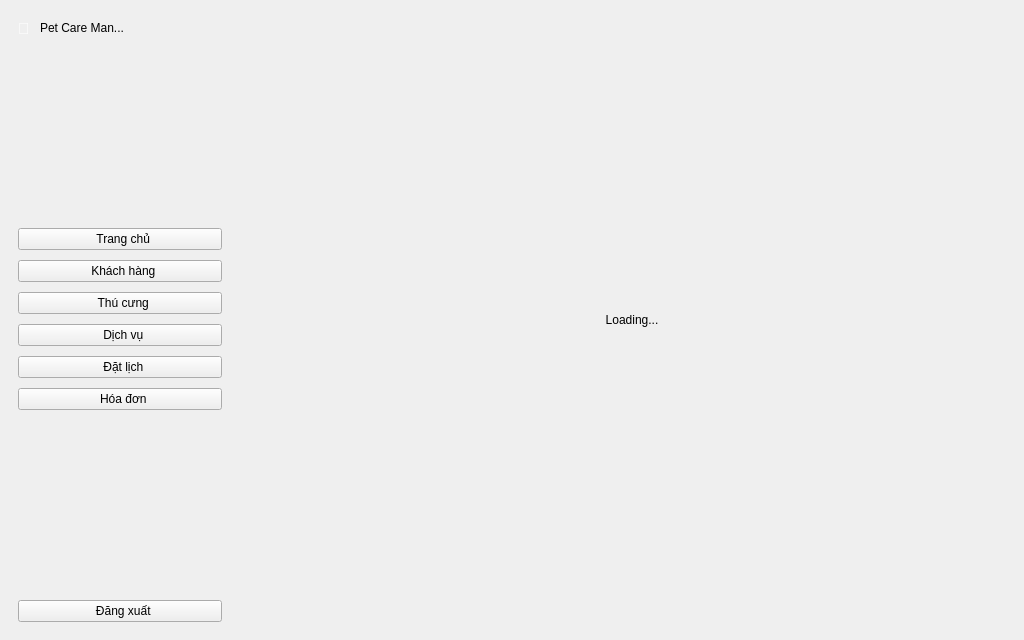
Qt form ui/main.ui (thaieaut-engineer/LTUD_Python_Nhom_18) before a commit.
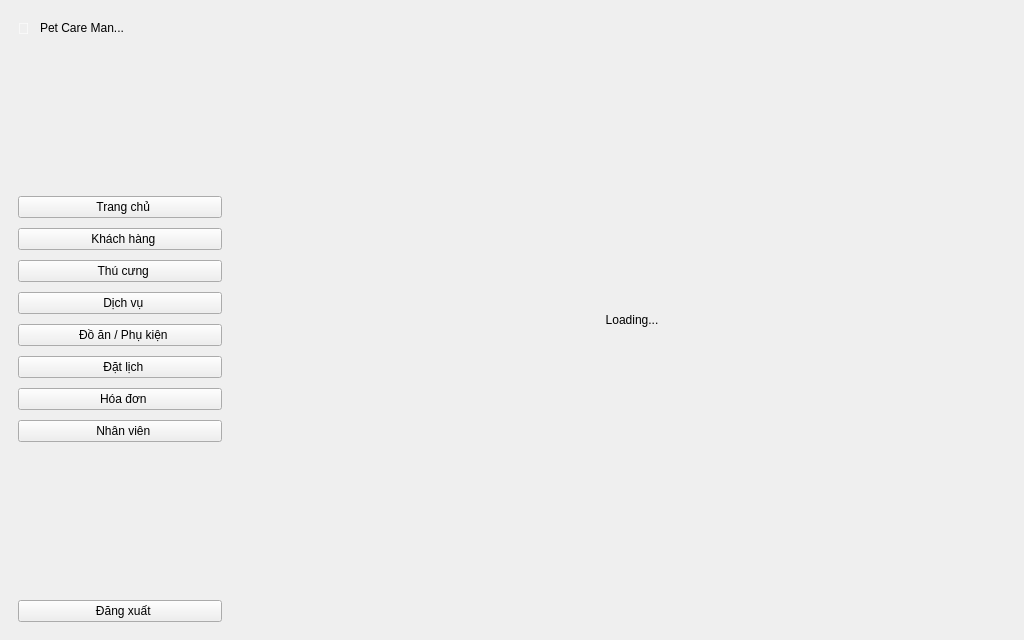
The same form after that commit.

Diff of the .ui file:
```diff
--- a/ui/main.ui
+++ b/ui/main.ui
@@ -166,6 +166,19 @@
          </property>
         </widget>
        </item>
+       <item>
+        <widget class="QPushButton" name="navProducts">
+         <property name="text">
+          <string>  Đồ ăn / Phụ kiện</string>
+         </property>
+         <property name="objectName">
+          <string>NavItem</string>
+         </property>
+         <property name="cursor">
+          <cursorShape>PointingHandCursor</cursorShape>
+         </property>
+        </widget>
+       </item>
        <item>
         <widget class="QPushButton" name="navAppointments">
          <property name="text">
@@ -192,6 +205,19 @@
          </property>
         </widget>
        </item>
+       <item>
+        <widget class="QPushButton" name="navEmployees">
+         <property name="text">
+          <string>  Nhân viên</string>
+         </property>
+         <property name="objectName">
+          <string>NavItem</string>
+         </property>
+         <property name="cursor">
+          <cursorShape>PointingHandCursor</cursorShape>
+         </property>
+        </widget>
+       </item>
        <item>
         <spacer name="verticalSpacer">
          <property name="orientation">
```
